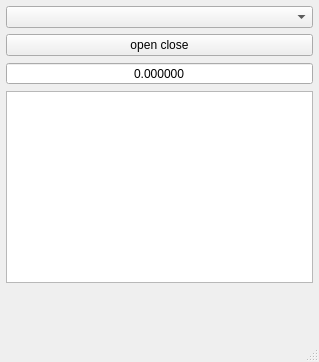
Qt form mainwindow.ui (XRay3D/UT70) before a commit.
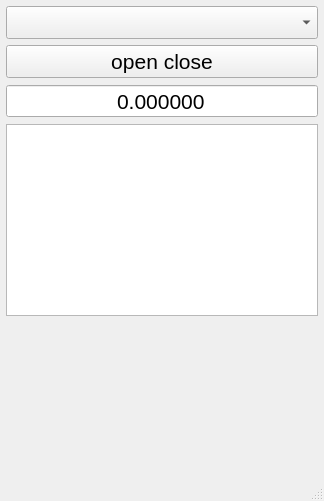
The same form after that commit.

```diff
--- a/mainwindow.ui
+++ b/mainwindow.ui
@@ -6,10 +6,15 @@
    <rect>
     <x>0</x>
     <y>0</y>
-    <width>319</width>
-    <height>362</height>
+    <width>324</width>
+    <height>501</height>
    </rect>
   </property>
+  <property name="font">
+   <font>
+    <pointsize>16</pointsize>
+   </font>
+  </property>
   <property name="windowTitle">
    <string>MainWindow</string>
   </property>
```
Left out of the diff: 4 changed lines with no effect on the pictures.
